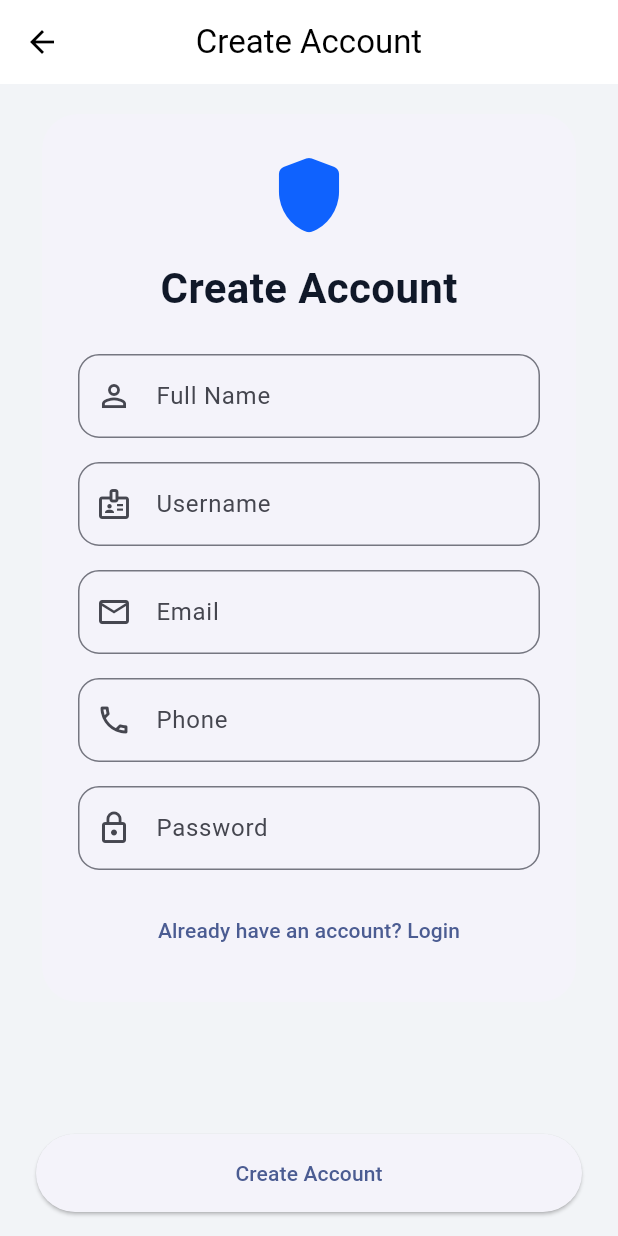
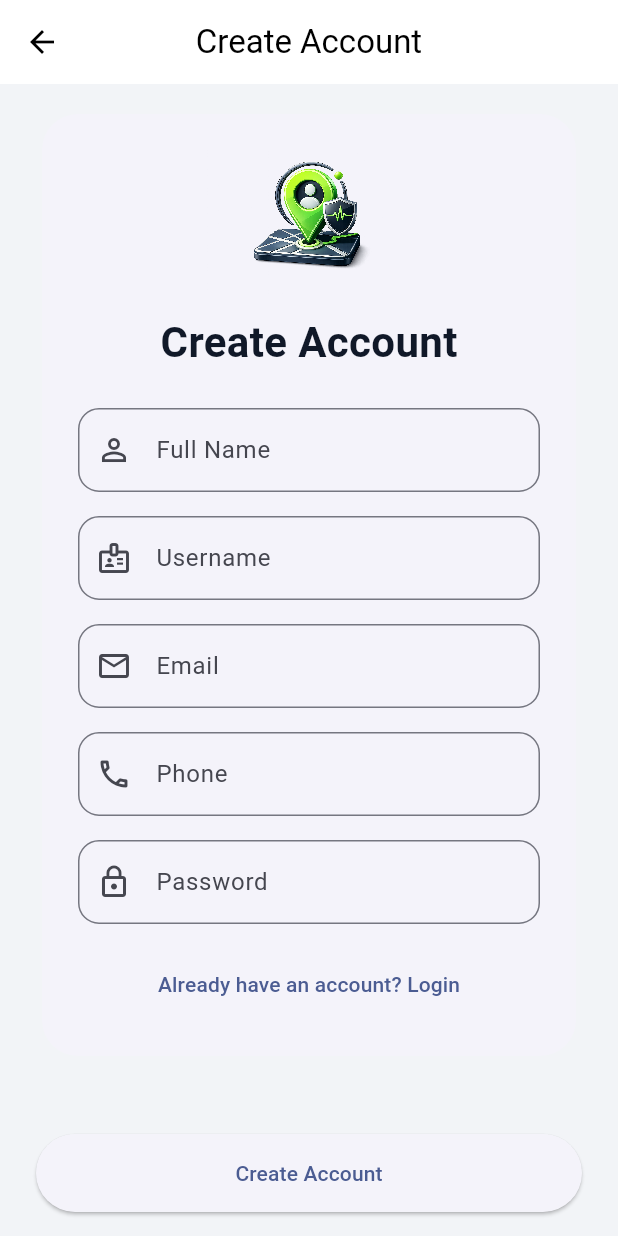
Before and after one commit to SamuelOnyedikachi/test-project, a Flutter app: the screen it shows after launch, after a tap on "Don't have an account? Create one", on a phone screen of 412 x 824 dp. Run offline on Flutter 3.47's test engine with Material 3 defaults, Android fonts, the phone set to English and light mode, and no system bars; our stand-ins replace battery_plus, connectivity_plus, device_info_plus, dio, firebase_core, firebase_messaging and 2 more; accounts and stored records are empty.

Commit message:
Add branded logo and animated intro splash

```diff
--- /dev/null
+++ b/navigo_locate/lib/core/constants/app_assets.dart
@@ -0,0 +1,6 @@
+class AppAssets {
+  const AppAssets._();
+
+  static const logo = 'assets/branding/logo.png';
+  static const introLogo = 'assets/branding/intro-logo.png';
+}
--- a/navigo_locate/lib/features/auth/login_page.dart
+++ b/navigo_locate/lib/features/auth/login_page.dart
@@ -1,5 +1,6 @@
 import 'package:flutter/material.dart';
 import '../../app/router.dart';
+import '../../core/constants/app_assets.dart';
 import '../../core/constants/app_colors.dart';
 import '../devices/device_registration_service.dart';
 import 'auth_service.dart';
@@ -45,10 +46,16 @@ class _LoginPageState extends State<LoginPage> {
                 child: Column(
                   mainAxisSize: MainAxisSize.min,
                   children: [
-                    const Icon(
-                      Icons.location_on_rounded,
-                      size: 64,
-                      color: AppColors.primary,
+                    ClipRRect(
+                      borderRadius: BorderRadius.circular(8),
+                      child: Image.asset(
+                        AppAssets.logo,
+                        width: 152,
+                        height: 96,
+                        fit: BoxFit.cover,
+                        filterQuality: FilterQuality.high,
+                        semanticLabel: 'NaviGo-Locate logo',
+                      ),
                     ),
                     const SizedBox(height: 12),
                     const Text(
--- a/navigo_locate/lib/features/auth/register_page.dart
+++ b/navigo_locate/lib/features/auth/register_page.dart
@@ -1,5 +1,6 @@
 import 'package:flutter/material.dart';
 
+import '../../core/constants/app_assets.dart';
 import '../../core/constants/app_colors.dart';
 import 'auth_service.dart';
 
@@ -69,10 +70,16 @@ class _RegisterPageState extends State<RegisterPage> {
                   child: Column(
                     mainAxisSize: MainAxisSize.min,
                     children: [
-                      const Icon(
-                        Icons.shield_rounded,
-                        size: 60,
-                        color: AppColors.primary,
+                      ClipRRect(
+                        borderRadius: BorderRadius.circular(8),
+                        child: Image.asset(
+                          AppAssets.logo,
+                          width: 152,
+                          height: 96,
+                          fit: BoxFit.cover,
+                          filterQuality: FilterQuality.high,
+                          semanticLabel: 'NaviGo-Locate logo',
+                        ),
                       ),
                       const SizedBox(height: 12),
                       const Text(
--- a/navigo_locate/lib/features/home/home_page.dart
+++ b/navigo_locate/lib/features/home/home_page.dart
@@ -2,6 +2,7 @@ import 'package:flutter/material.dart';
 import 'package:provider/provider.dart';
 
 import '../../app/router.dart';
+import '../../core/constants/app_assets.dart';
 import '../../core/constants/app_colors.dart';
 import '../../shared/widgets/info_card.dart';
 import '../contacts/contacts_provider.dart';
@@ -20,7 +21,23 @@ class HomePage extends StatelessWidget {
         return Scaffold(
           backgroundColor: AppColors.lightGrey,
           appBar: AppBar(
-            title: const Text('Navigo Locate'),
+            title: Row(
+              mainAxisSize: MainAxisSize.min,
+              children: [
+                ClipRRect(
+                  borderRadius: BorderRadius.circular(5),
+                  child: Image.asset(
+                    AppAssets.logo,
+                    width: 42,
+                    height: 30,
+                    fit: BoxFit.cover,
+                    filterQuality: FilterQuality.medium,
+                  ),
+                ),
+                const SizedBox(width: 10),
+                const Text('NaviGo-Locate'),
+              ],
+            ),
             actions: [
               IconButton(
                 onPressed: () =>
--- a/navigo_locate/lib/features/splash/splash_page.dart
+++ b/navigo_locate/lib/features/splash/splash_page.dart
@@ -1,5 +1,9 @@
 import 'dart:async';
+
 import 'package:flutter/material.dart';
+
+import '../../app/router.dart';
+import '../../core/constants/app_assets.dart';
 
 class SplashPage extends StatefulWidget {
   const SplashPage({super.key});
@@ -8,25 +12,60 @@ class SplashPage extends StatefulWidget {
   State<SplashPage> createState() => _SplashPageState();
 }
 
-class _SplashPageState extends State<SplashPage> {
+class _SplashPageState extends State<SplashPage>
+    with SingleTickerProviderStateMixin {
+  late final AnimationController _controller;
+  late final Animation<double> _scale;
+  late final Animation<double> _opacity;
+  Timer? _navigationTimer;
+
   @override
   void initState() {
     super.initState();
+    _controller = AnimationController(
+      vsync: this,
+      duration: const Duration(milliseconds: 1250),
+    );
+    _scale = Tween<double>(begin: 0.94, end: 1.06).animate(
+      CurvedAnimation(parent: _controller, curve: Curves.easeInOutCubic),
+    );
+    _opacity = Tween<double>(
+      begin: 0.72,
+      end: 1,
+    ).animate(CurvedAnimation(parent: _controller, curve: Curves.easeOut));
+    _controller.repeat(reverse: true);
 
-    Timer(const Duration(seconds: 2), () {
+    _navigationTimer = Timer(const Duration(seconds: 3), () {
       if (!mounted) return;
-      Navigator.pushReplacementNamed(context, '/login');
+      Navigator.pushReplacementNamed(context, Routes.login);
     });
   }
 
   @override
+  void dispose() {
+    _navigationTimer?.cancel();
+    _controller.dispose();
+    super.dispose();
+  }
+
+  @override
   Widget build(BuildContext context) {
-    return const Scaffold(
-      backgroundColor: Colors.white,
-      body: Center(
-        child: Text(
-          "Navigo Locate",
-          style: TextStyle(fontSize: 32, fontWeight: FontWeight.bold),
+    return Scaffold(
+      backgroundColor: const Color(0xFF303735),
+      body: ClipRect(
+        child: FadeTransition(
+          opacity: _opacity,
+          child: ScaleTransition(
+            scale: _scale,
+            child: SizedBox.expand(
+              child: Image.asset(
+                AppAssets.introLogo,
+                fit: BoxFit.cover,
+                filterQuality: FilterQuality.high,
+                semanticLabel: 'NaviGo-Locate',
+              ),
+            ),
+          ),
         ),
       ),
     );
--- a/navigo_locate/pubspec.yaml
+++ b/navigo_locate/pubspec.yaml
@@ -72,6 +72,10 @@ flutter:
   # the material Icons class.
   uses-material-design: true
 
+  assets:
+    - assets/branding/logo.png
+    - assets/branding/intro-logo.png
+
   # To add assets to your application, add an assets section, like this:
   # assets:
   #   - images/a_dot_burr.jpeg
```
Also changed, not shown: navigo_locate/assets/branding/intro-logo.png (added), navigo_locate/assets/branding/logo.png (added).
